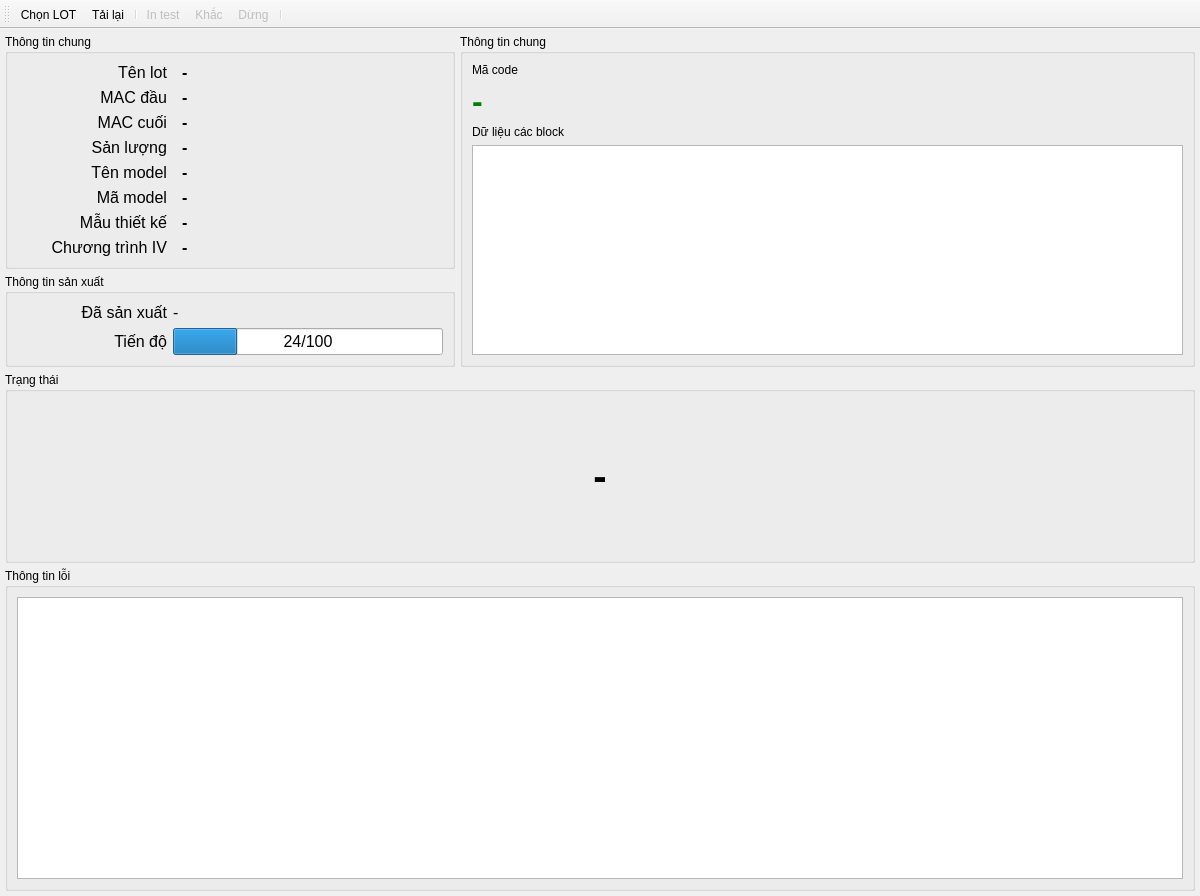
VanDuongPCB/desktop-laser-marking-system, file Sources/HxMarkWindow.ui: the form before one commit.
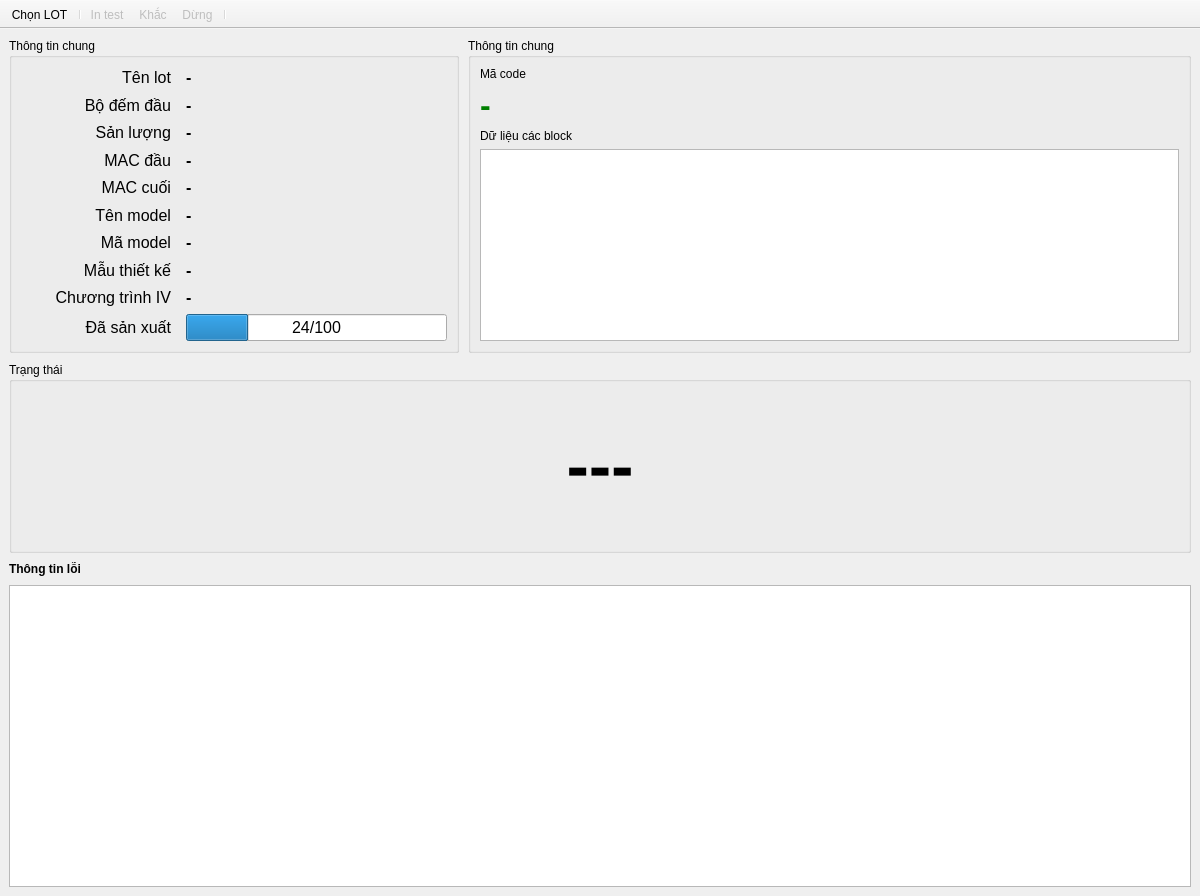
The form after the commit. Icons and pictures are not drawn. Custom widgets are drawn as their Qt base class.

The edit to the form file:
```diff
--- a/Sources/HxMarkWindow.ui
+++ b/Sources/HxMarkWindow.ui
@@ -16,161 +16,57 @@
   <widget class="QWidget" name="centralwidget">
    <layout class="QGridLayout" name="gridLayout_2">
     <property name="leftMargin">
-     <number>0</number>
+     <number>9</number>
     </property>
     <property name="topMargin">
-     <number>0</number>
+     <number>9</number>
     </property>
     <property name="rightMargin">
-     <number>0</number>
+     <number>9</number>
     </property>
     <property name="bottomMargin">
-     <number>0</number>
-    </property>
-    <item row="0" column="0">
-     <widget class="QStackedWidget" name="stackedWidget">
-      <property name="currentIndex">
-       <number>1</number>
-      </property>
-      <widget class="QWidget" name="pageSelector">
-       <property name="font">
-        <font>
-         <pointsize>10</pointsize>
-        </font>
-       </property>
-       <layout class="QGridLayout" name="gridLayout">
-        <property name="leftMargin">
-         <number>0</number>
-        </property>
-        <property name="topMargin">
-         <number>0</number>
-        </property>
-        <property name="rightMargin">
-         <number>0</number>
-        </property>
-        <property name="bottomMargin">
-         <number>0</number>
-        </property>
-        <item row="0" column="0">
-         <widget class="HxTableView" name="tbvSelector">
-          <property name="font">
-           <font>
-            <pointsize>12</pointsize>
-           </font>
-          </property>
-          <property name="toolTip">
-           <string>&lt;html&gt;&lt;head/&gt;&lt;body&gt;&lt;p&gt;&lt;span style=&quot; font-size:10pt; font-weight:700; color:#5555ff;&quot;&gt;Danh sách lot&lt;/span&gt;&lt;/p&gt;&lt;p&gt;&lt;span style=&quot; font-size:10pt;&quot;&gt;Nhấp đúp chuột vào một lot ở trong danh sách này để chọn và chuyển sang sản xuất.&lt;/span&gt;&lt;/p&gt;&lt;p&gt;&lt;span style=&quot; font-size:10pt;&quot;&gt;Lot nào đã hoàn thành thì sẽ không chuyển được sang sản xuất.&lt;/span&gt;&lt;/p&gt;&lt;/body&gt;&lt;/html&gt;</string>
-          </property>
-          <property name="editTriggers">
-           <set>QAbstractItemView::EditTrigger::NoEditTriggers</set>
-          </property>
-          <property name="selectionMode">
-           <enum>QAbstractItemView::SelectionMode::SingleSelection</enum>
-          </property>
-          <property name="selectionBehavior">
-           <enum>QAbstractItemView::SelectionBehavior::SelectRows</enum>
-          </property>
-          <attribute name="horizontalHeaderDefaultSectionSize">
-           <number>150</number>
-          </attribute>
-          <attribute name="verticalHeaderMinimumSectionSize">
-           <number>24</number>
-          </attribute>
-          <attribute name="verticalHeaderDefaultSectionSize">
-           <number>24</number>
-          </attribute>
-         </widget>
-        </item>
-       </layout>
-      </widget>
-      <widget class="QWidget" name="pageMark">
-       <layout class="QGridLayout" name="gridLayout_4">
-        <property name="leftMargin">
-         <number>5</number>
-        </property>
-        <property name="topMargin">
-         <number>5</number>
-        </property>
-        <property name="rightMargin">
-         <number>5</number>
-        </property>
-        <property name="bottomMargin">
-         <number>5</number>
+     <number>9</number>
         </property>
         <property name="spacing">
-         <number>5</number>
-        </property>
-        <item row="0" column="1" rowspan="2">
-         <widget class="QGroupBox" name="groupBox_3">
-          <property name="title">
-           <string>Thông tin chung</string>
-          </property>
-          <layout class="QGridLayout" name="gridLayout_6">
-           <item row="0" column="0">
-            <widget class="QLabel" name="label_8">
-             <property name="text">
-              <string>Mã code</string>
-             </property>
-            </widget>
-           </item>
+     <number>9</number>
+    </property>
            <item row="2" column="0">
-            <widget class="QLabel" name="label_9">
-             <property name="text">
-              <string>Dữ liệu các block</string>
-             </property>
-            </widget>
-           </item>
-           <item row="0" column="1">
-            <widget class="QLabel" name="lblFormat">
-             <property name="sizePolicy">
-              <sizepolicy hsizetype="Expanding" vsizetype="Preferred">
-               <horstretch>0</horstretch>
-               <verstretch>0</verstretch>
-              </sizepolicy>
-             </property>
-             <property name="styleSheet">
-              <string notr="true">color:rgb(0, 85, 255)</string>
-             </property>
-             <property name="text">
-              <string/>
-             </property>
-            </widget>
-           </item>
-           <item row="3" column="0" colspan="2">
-            <widget class="HxTableView" name="tbvBlocks">
+     <widget class="QLabel" name="label_12">
              <property name="font">
               <font>
-               <pointsize>16</pointsize>
-              </font>
-             </property>
-             <property name="editTriggers">
-              <set>QAbstractItemView::EditTrigger::NoEditTriggers</set>
-             </property>
-             <attribute name="horizontalHeaderVisible">
-              <bool>false</bool>
-             </attribute>
-             <attribute name="horizontalHeaderStretchLastSection">
-              <bool>true</bool>
-             </attribute>
-             <attribute name="verticalHeaderVisible">
-              <bool>false</bool>
-             </attribute>
+        <bold>true</bold>
+       </font>
+      </property>
+      <property name="text">
+       <string>Thông tin lỗi</string>
+      </property>
             </widget>
            </item>
            <item row="1" column="0" colspan="2">
-            <widget class="QLabel" name="lblBarcode">
+     <widget class="QGroupBox" name="groupBox_4">
+      <property name="title">
+       <string>Trạng thái</string>
+      </property>
+      <layout class="QGridLayout" name="gridLayout_8">
+       <item row="0" column="0">
+        <widget class="QLabel" name="lblStatus">
+         <property name="minimumSize">
+          <size>
+           <width>0</width>
+           <height>150</height>
+          </size>
+         </property>
              <property name="font">
               <font>
-               <pointsize>-1</pointsize>
+           <pointsize>50</pointsize>
                <bold>true</bold>
               </font>
              </property>
-             <property name="styleSheet">
-              <string notr="true">color:green;
-font-size:32px;</string>
-             </property>
              <property name="text">
-              <string>-</string>
+          <string>---</string>
+         </property>
+         <property name="alignment">
+          <set>Qt::AlignmentFlag::AlignCenter</set>
              </property>
             </widget>
            </item>
@@ -192,41 +88,6 @@
            <property name="horizontalSpacing">
             <number>15</number>
            </property>
-           <item row="10" column="1">
-            <widget class="QLabel" name="lblIVProgram">
-             <property name="font">
-              <font>
-               <pointsize>12</pointsize>
-               <bold>true</bold>
-              </font>
-             </property>
-             <property name="text">
-              <string>-</string>
-             </property>
-             <property name="alignment">
-              <set>Qt::AlignmentFlag::AlignLeading|Qt::AlignmentFlag::AlignLeft|Qt::AlignmentFlag::AlignVCenter</set>
-             </property>
-            </widget>
-           </item>
-           <item row="0" column="1">
-            <widget class="QLabel" name="lblLotName">
-             <property name="minimumSize">
-              <size>
-               <width>300</width>
-               <height>0</height>
-              </size>
-             </property>
-             <property name="font">
-              <font>
-               <pointsize>12</pointsize>
-               <bold>true</bold>
-              </font>
-             </property>
-             <property name="text">
-              <string>-</string>
-             </property>
-            </widget>
-           </item>
            <item row="4" column="0">
             <widget class="QLabel" name="label_5">
              <property name="font">
@@ -242,8 +103,8 @@
              </property>
             </widget>
            </item>
-           <item row="4" column="1">
-            <widget class="QLabel" name="lblSerialEnd">
+       <item row="7" column="1">
+        <widget class="QLabel" name="lblModelName">
              <property name="font">
               <font>
                <pointsize>12</pointsize>
@@ -270,6 +131,84 @@
              </property>
             </widget>
            </item>
+       <item row="10" column="0">
+        <widget class="QLabel" name="label_7">
+         <property name="font">
+          <font>
+           <pointsize>12</pointsize>
+          </font>
+         </property>
+         <property name="text">
+          <string>Chương trình IV</string>
+         </property>
+         <property name="alignment">
+          <set>Qt::AlignmentFlag::AlignRight|Qt::AlignmentFlag::AlignTrailing|Qt::AlignmentFlag::AlignVCenter</set>
+         </property>
+        </widget>
+       </item>
+       <item row="8" column="1">
+        <widget class="QLabel" name="lblModelCode">
+         <property name="font">
+          <font>
+           <pointsize>12</pointsize>
+           <bold>true</bold>
+          </font>
+         </property>
+         <property name="text">
+          <string>-</string>
+         </property>
+        </widget>
+       </item>
+       <item row="0" column="0">
+        <widget class="QLabel" name="label">
+         <property name="minimumSize">
+          <size>
+           <width>150</width>
+           <height>0</height>
+          </size>
+         </property>
+         <property name="font">
+          <font>
+           <pointsize>12</pointsize>
+          </font>
+         </property>
+         <property name="text">
+          <string>Tên lot</string>
+         </property>
+         <property name="alignment">
+          <set>Qt::AlignmentFlag::AlignRight|Qt::AlignmentFlag::AlignTrailing|Qt::AlignmentFlag::AlignVCenter</set>
+         </property>
+        </widget>
+       </item>
+       <item row="4" column="1">
+        <widget class="QLabel" name="lblSerialEnd">
+         <property name="font">
+          <font>
+           <pointsize>12</pointsize>
+           <bold>true</bold>
+          </font>
+         </property>
+         <property name="text">
+          <string>-</string>
+         </property>
+        </widget>
+       </item>
+       <item row="10" column="1">
+        <widget class="QLabel" name="lblIVProgram">
+         <property name="font">
+          <font>
+           <pointsize>12</pointsize>
+           <bold>true</bold>
+          </font>
+         </property>
+         <property name="text">
+          <string>-</string>
+         </property>
+         <property name="alignment">
+          <set>Qt::AlignmentFlag::AlignLeading|Qt::AlignmentFlag::AlignLeft|Qt::AlignmentFlag::AlignVCenter</set>
+         </property>
+        </widget>
+       </item>
            <item row="7" column="0">
             <widget class="QLabel" name="label_2">
              <property name="font">
@@ -300,21 +239,14 @@
              </property>
             </widget>
            </item>
-           <item row="8" column="1">
-            <widget class="QLabel" name="lblModelCode">
-             <property name="font">
-              <font>
-               <pointsize>12</pointsize>
-               <bold>true</bold>
-              </font>
-             </property>
-             <property name="text">
-              <string>-</string>
-             </property>
-            </widget>
-           </item>
-           <item row="7" column="1">
-            <widget class="QLabel" name="lblModelName">
+       <item row="0" column="1">
+        <widget class="QLabel" name="lblLotName">
+         <property name="minimumSize">
+          <size>
+           <width>300</width>
+           <height>0</height>
+          </size>
+         </property>
              <property name="font">
               <font>
                <pointsize>12</pointsize>
@@ -326,28 +258,15 @@
              </property>
             </widget>
            </item>
-           <item row="5" column="1">
-            <widget class="QLabel" name="lblQuantity">
+       <item row="9" column="0">
+        <widget class="QLabel" name="label_6">
              <property name="font">
               <font>
                <pointsize>12</pointsize>
-               <bold>true</bold>
               </font>
              </property>
              <property name="text">
-              <string>-</string>
-             </property>
-            </widget>
-           </item>
-           <item row="5" column="0">
-            <widget class="QLabel" name="label_11">
-             <property name="font">
-              <font>
-               <pointsize>12</pointsize>
-              </font>
-             </property>
-             <property name="text">
-              <string>Sản lượng</string>
+          <string>Mẫu thiết kế</string>
              </property>
              <property name="alignment">
               <set>Qt::AlignmentFlag::AlignRight|Qt::AlignmentFlag::AlignTrailing|Qt::AlignmentFlag::AlignVCenter</set>
@@ -383,38 +302,8 @@
              </property>
             </widget>
            </item>
-           <item row="10" column="0">
-            <widget class="QLabel" name="label_7">
-             <property name="font">
-              <font>
-               <pointsize>12</pointsize>
-              </font>
-             </property>
-             <property name="text">
-              <string>Chương trình IV</string>
-             </property>
-             <property name="alignment">
-              <set>Qt::AlignmentFlag::AlignRight|Qt::AlignmentFlag::AlignTrailing|Qt::AlignmentFlag::AlignVCenter</set>
-             </property>
-            </widget>
-           </item>
-           <item row="9" column="0">
-            <widget class="QLabel" name="label_6">
-             <property name="font">
-              <font>
-               <pointsize>12</pointsize>
-              </font>
-             </property>
-             <property name="text">
-              <string>Mẫu thiết kế</string>
-             </property>
-             <property name="alignment">
-              <set>Qt::AlignmentFlag::AlignRight|Qt::AlignmentFlag::AlignTrailing|Qt::AlignmentFlag::AlignVCenter</set>
-             </property>
-            </widget>
-           </item>
-           <item row="0" column="0">
-            <widget class="QLabel" name="label">
+       <item row="11" column="0">
+        <widget class="QLabel" name="label_10">
              <property name="minimumSize">
               <size>
                <width>150</width>
@@ -427,29 +316,14 @@
               </font>
              </property>
              <property name="text">
-              <string>Tên lot</string>
+          <string>Đã sản xuất</string>
              </property>
              <property name="alignment">
               <set>Qt::AlignmentFlag::AlignRight|Qt::AlignmentFlag::AlignTrailing|Qt::AlignmentFlag::AlignVCenter</set>
              </property>
             </widget>
            </item>
-          </layout>
-         </widget>
-        </item>
-        <item row="1" column="0">
-         <widget class="QGroupBox" name="groupBox_2">
-          <property name="maximumSize">
-           <size>
-            <width>450</width>
-            <height>16777215</height>
-           </size>
-          </property>
-          <property name="title">
-           <string>Thông tin sản xuất</string>
-          </property>
-          <layout class="QGridLayout" name="gridLayout_7">
-           <item row="2" column="1">
+       <item row="11" column="1">
             <widget class="QProgressBar" name="pgbProgress">
              <property name="font">
               <font>
@@ -470,36 +344,15 @@
              </property>
             </widget>
            </item>
-           <item row="2" column="0">
-            <widget class="QLabel" name="label_14">
-             <property name="font">
-              <font>
-               <pointsize>12</pointsize>
-              </font>
-             </property>
-             <property name="text">
-              <string>Tiến độ</string>
-             </property>
-             <property name="alignment">
-              <set>Qt::AlignmentFlag::AlignRight|Qt::AlignmentFlag::AlignTrailing|Qt::AlignmentFlag::AlignVCenter</set>
-             </property>
-            </widget>
-           </item>
            <item row="1" column="0">
-            <widget class="QLabel" name="label_10">
-             <property name="minimumSize">
-              <size>
-               <width>150</width>
-               <height>0</height>
-              </size>
-             </property>
+        <widget class="QLabel" name="label_13">
              <property name="font">
               <font>
                <pointsize>12</pointsize>
               </font>
              </property>
              <property name="text">
-              <string>Đã sản xuất</string>
+          <string>Bộ đếm đầu</string>
              </property>
              <property name="alignment">
               <set>Qt::AlignmentFlag::AlignRight|Qt::AlignmentFlag::AlignTrailing|Qt::AlignmentFlag::AlignVCenter</set>
@@ -507,70 +360,133 @@
             </widget>
            </item>
            <item row="1" column="1">
-            <widget class="QLabel" name="lblCount">
-             <property name="minimumSize">
-              <size>
-               <width>0</width>
-               <height>0</height>
-              </size>
-             </property>
+        <widget class="QLabel" name="lblCounterStart">
              <property name="font">
               <font>
                <pointsize>12</pointsize>
-              </font>
-             </property>
-             <property name="text">
-              <string>-</string>
-             </property>
-            </widget>
-           </item>
-          </layout>
-         </widget>
-        </item>
-        <item row="2" column="0" colspan="2">
-         <widget class="QGroupBox" name="groupBox_4">
-          <property name="title">
-           <string>Trạng thái</string>
-          </property>
-          <layout class="QGridLayout" name="gridLayout_8">
-           <item row="0" column="0">
-            <widget class="QLabel" name="lblStatus">
-             <property name="minimumSize">
-              <size>
-               <width>0</width>
-               <height>150</height>
-              </size>
-             </property>
-             <property name="font">
-              <font>
-               <pointsize>30</pointsize>
                <bold>true</bold>
               </font>
              </property>
              <property name="text">
               <string>-</string>
+         </property>
+        </widget>
+       </item>
+       <item row="2" column="0">
+        <widget class="QLabel" name="label_11">
+         <property name="font">
+          <font>
+           <pointsize>12</pointsize>
+          </font>
+         </property>
+         <property name="text">
+          <string>Sản lượng</string>
              </property>
              <property name="alignment">
-              <set>Qt::AlignmentFlag::AlignCenter</set>
+          <set>Qt::AlignmentFlag::AlignRight|Qt::AlignmentFlag::AlignTrailing|Qt::AlignmentFlag::AlignVCenter</set>
+         </property>
+        </widget>
+       </item>
+       <item row="2" column="1">
+        <widget class="QLabel" name="lblQuantity">
+         <property name="font">
+          <font>
+           <pointsize>12</pointsize>
+           <bold>true</bold>
+          </font>
+         </property>
+         <property name="text">
+          <string>-</string>
              </property>
             </widget>
            </item>
           </layout>
          </widget>
         </item>
-        <item row="3" column="0" colspan="2">
-         <widget class="QGroupBox" name="groupBox_5">
-          <property name="sizePolicy">
-           <sizepolicy hsizetype="Preferred" vsizetype="Expanding">
-            <horstretch>0</horstretch>
-            <verstretch>0</verstretch>
-           </sizepolicy>
-          </property>
+    <item row="0" column="1">
+     <widget class="QGroupBox" name="groupBox_3">
           <property name="title">
-           <string>Thông tin lỗi</string>
-          </property>
-          <layout class="QGridLayout" name="gridLayout_9">
+       <string>Thông tin chung</string>
+      </property>
+      <layout class="QGridLayout" name="gridLayout_6">
            <item row="0" column="0">
+        <widget class="QLabel" name="label_8">
+         <property name="text">
+          <string>Mã code</string>
+         </property>
+        </widget>
+       </item>
+       <item row="2" column="0">
+        <widget class="QLabel" name="label_9">
+         <property name="text">
+          <string>Dữ liệu các block</string>
+         </property>
+        </widget>
+       </item>
+       <item row="0" column="1">
+        <widget class="QLabel" name="lblFormat">
+         <property name="sizePolicy">
+          <sizepolicy hsizetype="Expanding" vsizetype="Preferred">
+           <horstretch>0</horstretch>
+           <verstretch>0</verstretch>
+          </sizepolicy>
+         </property>
+         <property name="styleSheet">
+          <string notr="true">color:rgb(0, 85, 255)</string>
+         </property>
+         <property name="text">
+          <string/>
+         </property>
+        </widget>
+       </item>
+       <item row="3" column="0" colspan="2">
+        <widget class="HxTableView" name="tbvBlocks">
+         <property name="sizePolicy">
+          <sizepolicy hsizetype="Expanding" vsizetype="Preferred">
+           <horstretch>0</horstretch>
+           <verstretch>0</verstretch>
+          </sizepolicy>
+         </property>
+         <property name="font">
+          <font>
+           <pointsize>16</pointsize>
+          </font>
+         </property>
+         <property name="editTriggers">
+          <set>QAbstractItemView::EditTrigger::NoEditTriggers</set>
+         </property>
+         <attribute name="horizontalHeaderVisible">
+          <bool>false</bool>
+         </attribute>
+         <attribute name="horizontalHeaderStretchLastSection">
+          <bool>true</bool>
+         </attribute>
+         <attribute name="verticalHeaderVisible">
+          <bool>false</bool>
+         </attribute>
+        </widget>
+       </item>
+       <item row="1" column="0" colspan="2">
+        <widget class="QLabel" name="lblBarcode">
+         <property name="font">
+          <font>
+           <pointsize>-1</pointsize>
+           <bold>true</bold>
+          </font>
+         </property>
+         <property name="styleSheet">
+          <string notr="true">color:green;
+font-size:32px;</string>
+         </property>
+         <property name="text">
+          <string>-</string>
+         </property>
+        </widget>
+       </item>
+      </layout>
+     </widget>
+    </item>
+    <item row="3" column="0" colspan="2">
             <widget class="HxTableView" name="tbvErrors">
              <property name="editTriggers">
               <set>QAbstractItemView::EditTrigger::NoEditTriggers</set>
@@ -585,25 +501,21 @@
            </item>
           </layout>
          </widget>
-        </item>
-       </layout>
-      </widget>
-     </widget>
-    </item>
-   </layout>
-  </widget>
   <widget class="QToolBar" name="toolBar">
    <property name="windowTitle">
     <string>toolBar</string>
    </property>
+   <property name="movable">
+    <bool>false</bool>
+   </property>
    <property name="iconSize">
     <size>
-     <width>80</width>
+     <width>24</width>
      <height>24</height>
     </size>
    </property>
    <property name="toolButtonStyle">
-    <enum>Qt::ToolButtonStyle::ToolButtonTextUnderIcon</enum>
+    <enum>Qt::ToolButtonStyle::ToolButtonTextBesideIcon</enum>
    </property>
    <attribute name="toolBarArea">
     <enum>TopToolBarArea</enum>
@@ -612,7 +524,6 @@
     <bool>false</bool>
    </attribute>
    <addaction name="actionSelect"/>
-   <addaction name="actionLoad"/>
    <addaction name="separator"/>
    <addaction name="actionMark"/>
    <addaction name="actionRun"/>
@@ -676,18 +587,6 @@
     <string>&lt;html&gt;&lt;head/&gt;&lt;body&gt;&lt;p&gt;&lt;span style=&quot; font-weight:700; color:#5555ff;&quot;&gt;In test&lt;/span&gt;&lt;/p&gt;&lt;p&gt;&lt;span style=&quot; color:#404040;&quot;&gt;Click vào nút nhấn này, máy sẽ khắc thử một bản.&lt;/span&gt;&lt;/p&gt;&lt;p&gt;&lt;span style=&quot; color:#404040;&quot;&gt;Thông tin khắc sẽ không được ghi lại, không làm thay đổi thông tin đã hoặc các trạng thái in của lot.&lt;/span&gt;&lt;/p&gt;&lt;/body&gt;&lt;/html&gt;</string>
    </property>
   </action>
-  <action name="actionLoad">
-   <property name="icon">
-    <iconset resource="../Assets/Icons/icons.qrc">
-     <normaloff>:/reset_48px.png</normaloff>:/reset_48px.png</iconset>
-   </property>
-   <property name="text">
-    <string>Tải lại</string>
-   </property>
-   <property name="toolTip">
-    <string>&lt;html&gt;&lt;head/&gt;&lt;body&gt;&lt;p&gt;&lt;span style=&quot; font-weight:700; color:#5555ff;&quot;&gt;Tải lại&lt;/span&gt;&lt;/p&gt;&lt;p&gt;&lt;span style=&quot; color:#404040;&quot;&gt;Click vào nút nhấn này, các lot và thông tin các lot sẽ được cập nhật lại.&lt;/span&gt;&lt;/p&gt;&lt;/body&gt;&lt;/html&gt;</string>
-   </property>
-  </action>
  </widget>
  <customwidgets>
   <customwidget>
```
Lines whose indentation alone changed are shown as unchanged.
